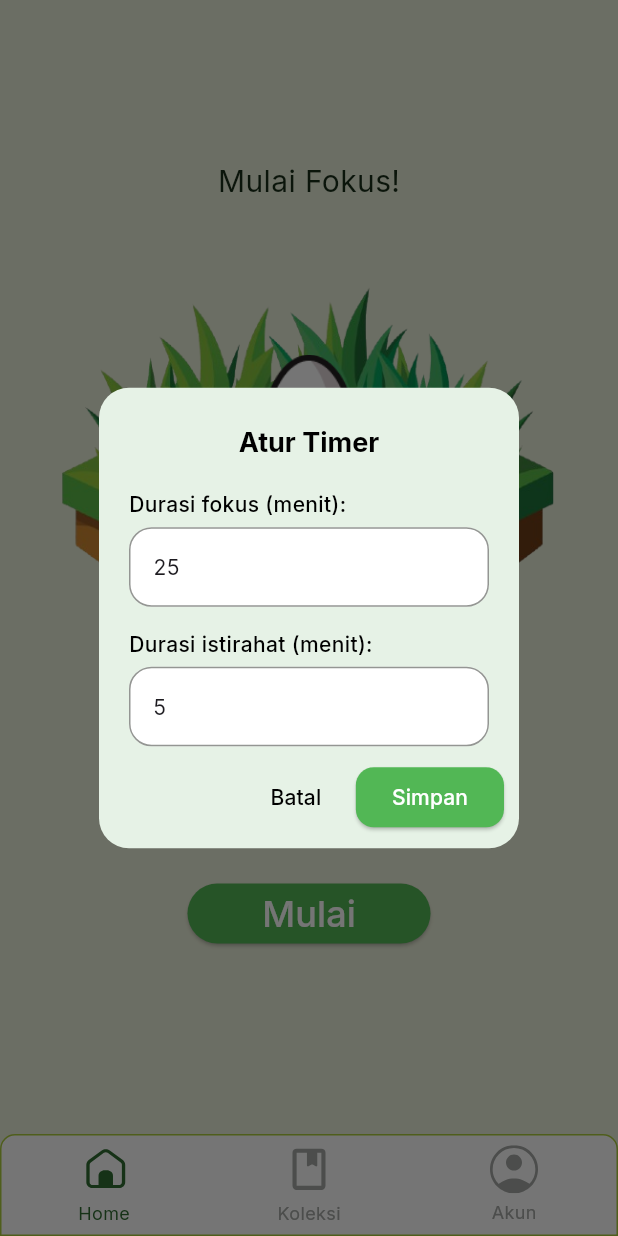
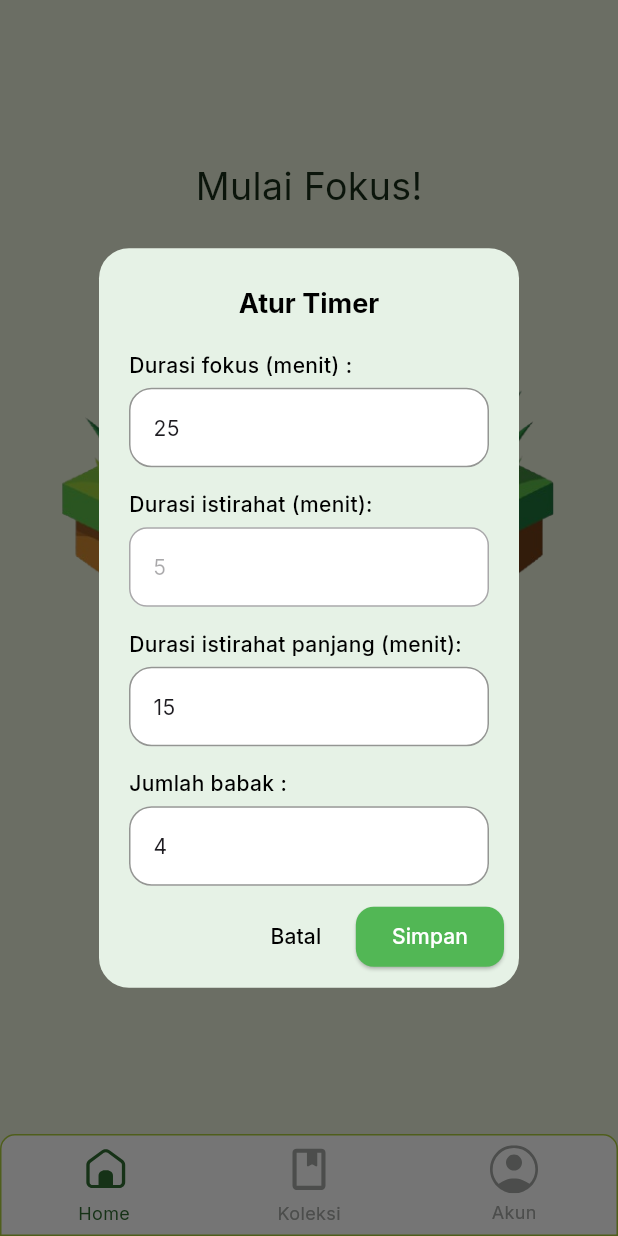
Before and after one commit to fachry372/FokusKu, a Flutter app: the screen it shows once a user with an empty profile is signed in, after a tap on an icon or button, on a phone screen of 412 x 824 dp. Run offline on Flutter 3.47's test engine with Material 3 defaults, Android fonts, the phone set to English and light mode, and no system bars; our stand-ins replace flutter_svg, google_fonts, supabase_flutter; accounts and stored records are empty.

Commit message:
menerapkan timer pomodoro

```diff
--- a/lib/halaman/home.dart
+++ b/lib/halaman/home.dart
@@ -1,6 +1,6 @@
 import 'package:flutter/material.dart';
 import 'package:provider/provider.dart';
-import 'package:fokusku/timer/timer.dart'; // TimerService
+import 'package:fokusku/timer/timer.dart';
 import 'package:fokusku/halaman/sesifokus.dart';
 import 'package:fokusku/tamandantelur/tamantelur.dart';
 import 'package:google_fonts/google_fonts.dart';
@@ -11,13 +11,20 @@ class Home extends StatelessWidget {
   void _showTimerSettingsDialog(BuildContext context) {
     final timerService = Provider.of<TimerService>(context, listen: false);
 
-    // Konsisten: deklarasi controller hanya sekali
+
     final TextEditingController focusController =
         TextEditingController(text: (timerService.focusSeconds ~/ 60).toString());
     final TextEditingController breakController =
         TextEditingController(text: (timerService.breakSeconds ~/ 60).toString());
+    final TextEditingController longBreakController =
+        TextEditingController(text: (timerService.longBreakSeconds ~/ 60).toString());
+    final TextEditingController babakController =
+        TextEditingController(text: timerService.babak.toString());
+
 
     final formKey = GlobalKey<FormState>();
+
+
 
 showDialog(
   context: context,
@@ -25,28 +32,28 @@ showDialog(
     shape: RoundedRectangleBorder(
       borderRadius: BorderRadius.circular(20),
     ),
-    backgroundColor: const Color(0xFFE6F2E6), // hijau muda
+    backgroundColor: const Color(0xFFE6F2E6),
     contentPadding: const EdgeInsets.fromLTRB(20, 20, 20, 10),
     title: Center(
       child: Text(
         "Atur Timer",
         style: GoogleFonts.inter(
           fontWeight: FontWeight.bold,
-          fontSize: 18, // lebih kecil
-          color: Colors.black, // default warna teks
+          fontSize: 18,
+          color: Colors.black,
         ),
       ),
     ),
-    content: Form(
+    content: SingleChildScrollView( child:  Form(
       key: formKey,
       child: Column(
         mainAxisSize: MainAxisSize.min,
         children: [
-          // Fokus Timer
+
           Align(
             alignment: Alignment.centerLeft,
             child: Text(
-              "Durasi fokus (menit):",
+              "Durasi fokus (menit) :",
               style: GoogleFonts.inter(
                 fontSize: 14,
                 fontWeight: FontWeight.w500,
@@ -79,12 +86,12 @@ showDialog(
               }
               final numVal = int.tryParse(value);
               if (numVal == null) return "Harus berupa angka";
-              if (numVal < 1 || numVal > 120) return "Durasi 1 hingga 120 menit";
+              if (numVal < 25 || numVal > 60) return "Durasi 25 hingga 60 menit.";
               return null;
             },
           ),
           const SizedBox(height: 15),
-          // Break Timer
+
           Align(
             alignment: Alignment.centerLeft,
             child: Text(
@@ -102,6 +109,7 @@ showDialog(
             keyboardType: TextInputType.number,
             cursorColor: const Color(0xFF52B755),
             style: GoogleFonts.inter(fontSize: 14),
+            enabled: false,
             decoration: InputDecoration(
               filled: true,
               fillColor: Colors.white,
@@ -121,11 +129,101 @@ showDialog(
               }
               final numVal = int.tryParse(value);
               if (numVal == null) return "Harus berupa angka";
-              if (numVal < 1 || numVal > 120) return "Durasi 1 hingga 120 menit";
+              if (numVal < 1 || numVal > 60) return "Durasi 5 menit.";
               return null;
             },
           ),
+          const SizedBox(height: 15),
+Align(
+  alignment: Alignment.centerLeft,
+  child: Text(
+    "Durasi istirahat panjang (menit):",
+    style: GoogleFonts.inter(
+      fontSize: 14,
+      fontWeight: FontWeight.w500,
+      color: Colors.black,
+    ),
+  ),
+),
+const SizedBox(height: 5),
+TextFormField(
+  controller: longBreakController,
+  keyboardType: TextInputType.number,
+  cursorColor: const Color(0xFF52B755),
+  style: GoogleFonts.inter(fontSize: 14),
+
+  decoration: InputDecoration(
+    filled: true,
+    fillColor: Colors.white,
+    border: OutlineInputBorder(
+      borderRadius: BorderRadius.circular(12),
+    ),
+    enabledBorder: OutlineInputBorder(
+      borderSide: BorderSide(color: Color.fromARGB(255, 148, 150, 147)),
+      borderRadius: BorderRadius.circular(15),
+    ),
+    focusedBorder: OutlineInputBorder(
+      borderSide: BorderSide(color: Color.fromARGB(255, 68, 161, 68)),
+      borderRadius: BorderRadius.circular(15),
+    ),
+    errorMaxLines: 2,
+  ),
+  validator: (value) {
+    if (value == null || value.isEmpty) {
+      return "Durasi istirahat panjang tidak boleh kosong";
+    }
+    final numVal = int.tryParse(value);
+    if (numVal == null) return "Harus berupa angka";
+    if (numVal < 15 || numVal > 30) return "Durasi 15 hingga 30 menit.";
+    return null;
+  },
+),
+const SizedBox(height: 15),
+Align(
+  alignment: Alignment.centerLeft,
+  child: Text(
+    "Jumlah babak :",
+    style: GoogleFonts.inter(
+      fontSize: 14,
+      fontWeight: FontWeight.w500,
+      color: Colors.black,
+    ),
+  ),
+),
+const SizedBox(height: 5),
+TextFormField(
+  controller: babakController,
+  keyboardType: TextInputType.number,
+  cursorColor: const Color(0xFF52B755),
+  style: GoogleFonts.inter(fontSize: 14),
+  decoration: InputDecoration(
+    filled: true,
+    fillColor: Colors.white,
+    border: OutlineInputBorder(
+      borderRadius: BorderRadius.circular(12),
+    ),
+    enabledBorder: OutlineInputBorder(
+      borderSide: BorderSide(color: Color.fromARGB(255, 148, 150, 147)),
+      borderRadius: BorderRadius.circular(15),
+    ),
+    focusedBorder: OutlineInputBorder(
+      borderSide: BorderSide(color: Color.fromARGB(255, 68, 161, 68)),
+      borderRadius: BorderRadius.circular(15),
+    ),
+  ),
+  validator: (value) {
+    if (value == null || value.isEmpty) {
+      return "Jumlah babak tidak boleh kosong";
+    }
+    final numVal = int.tryParse(value);
+    if (numVal == null) return "Harus berupa angka";
+    if (numVal < 1 || numVal > 4) return "Babak 1 hingga 4.";
+    return null;
+  },
+),
+
         ],
+      ),
     ),
     ),
     actionsPadding: const EdgeInsets.only(bottom: 10, right: 10),
@@ -146,13 +244,20 @@ showDialog(
     if (formKey.currentState!.validate()) {
       int newFocus = int.parse(focusController.text);
       int newBreak = int.parse(breakController.text);
+      int newLongBreak = int.parse(longBreakController.text);
+      int newRounds = int.parse(babakController.text);
+
       timerService.updateTimers(
         focusMinutes: newFocus,
         breakMinutes: newBreak,
+        longBreakMinutes: newLongBreak,
+        babakCount: newRounds,
       );
-            Navigator.pop(context); // tutup dialog utama
+
+      Navigator.pop(context);
     }
   },
+
         style: ElevatedButton.styleFrom(
           backgroundColor: const Color(0xFF52B755),
           shape: RoundedRectangleBorder(
@@ -191,14 +296,15 @@ showDialog(
                 Text(
                   "Mulai Fokus!",
                   style: GoogleFonts.inter(
-                    fontSize: 20,
+                    fontSize: 25,
                     color: Color(0xff182E19),
+
                   ),
                 ),
                 const SizedBox(height: 40),
                 const Center(child: Tamantelur()),
                 const SizedBox(height: 0),
-                // Tampilan timer fokus dan break
+
                 GestureDetector(
                   onTap: () => _showTimerSettingsDialog(context),
                   child: Column(
@@ -207,7 +313,7 @@ showDialog(
                         timerService.initialFocusTime,
                         style: GoogleFonts.roboto(
                           fontSize: 70,
-                          fontWeight: FontWeight.w300,
+                          fontWeight: FontWeight.w400,
                           height: 0.8,
                         ),
                       ),
@@ -227,6 +333,7 @@ showDialog(
                 ElevatedButton(
                   onPressed: () {
                     timerService.reset();
+                    timerService.startPomodoro();
                     Navigator.push(
                       context,
                       MaterialPageRoute(
--- a/lib/register.dart
+++ b/lib/register.dart
@@ -301,7 +301,7 @@ class _RegisterScreenState extends State<Register> {
             alignment: Alignment.centerLeft,
             child: Padding(
               padding: const EdgeInsets.only(left: 43.0),
-              child: Text("Konfirmasi Kata sandi :",style: GoogleFonts.inter(fontSize: 18),textAlign: TextAlign.left,),
+              child: Text("Konfirmasi kata sandi :",style: GoogleFonts.inter(fontSize: 18),textAlign: TextAlign.left,),
             ),
 
           ),
--- a/lib/resetpassword.dart
+++ b/lib/resetpassword.dart
@@ -114,7 +114,7 @@ class _ResetpasswordScreenState extends State<Resetpassword> {
           ),
 
           const SizedBox(height: 42.0),
-          Text("Reset Kata Sandi",style: GoogleFonts.inter(fontSize: 32,fontWeight: FontWeight.bold),),
+          Text("Reset kata sandi",style: GoogleFonts.inter(fontSize: 32,fontWeight: FontWeight.bold),),
 
           const SizedBox(height: 42.0),
 
@@ -184,7 +184,7 @@ class _ResetpasswordScreenState extends State<Resetpassword> {
             alignment: Alignment.centerLeft,
             child: Padding(
               padding: const EdgeInsets.only(left: 43.0),
-              child: Text("Konfirmasi Kata sandi :",style: GoogleFonts.inter(fontSize: 18),textAlign: TextAlign.left,),
+              child: Text("Konfirmasi kata sandi :",style: GoogleFonts.inter(fontSize: 18),textAlign: TextAlign.left,),
             ),
 
           ),
--- a/lib/timer/timer.dart
+++ b/lib/timer/timer.dart
@@ -1,15 +1,40 @@
 import 'dart:async';
 import 'package:flutter/material.dart';
+
+
 
 class TimerService extends ChangeNotifier {
   int _remainingSeconds = 0;
   Timer? _timer;
 
-  // Durasi fokus & break
-  int focusSeconds = 1500; // default 25 menit
-  int breakSeconds = 300;  // default 5 menit
+  int focusSeconds = 1500;
+  int breakSeconds = 300;
+  int longBreakSeconds = 900;
+  int babak = 4;
+
+  bool isFocus = true;
+
+  int step = 1;
 
   int get seconds => _remainingSeconds;
+
+  String get currentSessionLabel {
+  return isFocus ? "Waktu Fokus" : "Waktu Istirahat";
+}
+
+String get nextSessionLabel {
+  if (step < babak * 2 - 1) {
+    if (isFocus) {
+      return "Selanjutnya: Istirahat pendek";
+    } else {
+      return "Selanjutnya: Waktu fokus";
+    }
+  } else if (step == babak * 2 - 1) {
+    return "Selanjutnya: Istirahat panjang";
+  } else {
+    return "Selesai semua babak";
+  }
+}
 
   String get formattedTime {
     final m = _remainingSeconds ~/ 60;
@@ -17,37 +42,67 @@ class TimerService extends ChangeNotifier {
     return "${m.toString().padLeft(2, '0')}:${s.toString().padLeft(2, '0')}";
   }
 
-    // Format timer untuk Home: selalu durasi awal fokus
   String get initialFocusTime {
     final m = focusSeconds ~/ 60;
-    final s = focusSeconds % 60;
-    return "${m.toString().padLeft(2,'0')}:${s.toString().padLeft(2,'0')}";
+    return "${m.toString().padLeft(2,'0')}:00";
   }
 
-  /// START TIMER UTAMA
-  void startMainTimer() {
+
+
+  void startPomodoro() {
+    step = 1;
+    startNextStep();
+  }
+
+  void startNextStep() {
+
+    if (step <= babak * 2 - 1) {
+      if (step % 2 == 1) {
+        startFocus();
+      } else {
+        startShortBreak();
+      }
+    }
+
+    else {
+      startLongBreak();
+    }
+  }
+
+  void startFocus() {
+    isFocus = true;
     start(
       seconds: focusSeconds,
       onFinished: () {
-        // ketika selesai → mulai break
-        startBreakTimer();
+        step++;
+        startNextStep();
       },
     );
   }
 
-  /// START TIMER BREAK
-  void startBreakTimer() {
+  void startShortBreak() {
+    isFocus = false;
     start(
       seconds: breakSeconds,
       onFinished: () {
-        // selesai break → bisa diisi logika lain
+        step++;
+        startNextStep();
       },
     );
   }
 
-  void start({int? seconds, VoidCallback? onFinished}) {
-    if (seconds != null) _remainingSeconds = seconds;
+  void startLongBreak() {
+    isFocus = false;
+    start(
+      seconds: longBreakSeconds,
+      onFinished: () {
+        stop();
+      },
+    );
+  }
 
+  void start({required int seconds, VoidCallback? onFinished}) {
+    _remainingSeconds = seconds;
     _timer?.cancel();
 
     _timer = Timer.periodic(const Duration(seconds: 1), (t) {
@@ -59,6 +114,8 @@ class TimerService extends ChangeNotifier {
         if (onFinished != null) onFinished();
       }
     });
+
+    notifyListeners();
   }
 
   void stop() {
@@ -72,18 +129,21 @@ class TimerService extends ChangeNotifier {
     notifyListeners();
   }
 
- /// UPDATE DURASI FOKUS & BREAK
-void updateTimers({required int focusMinutes, required int breakMinutes}) {
-  // batasi maksimum 120 menit
-  focusMinutes = focusMinutes.clamp(1, 120);
-  breakMinutes = breakMinutes.clamp(1, 120);
 
-  focusSeconds = focusMinutes * 60;
-  breakSeconds = breakMinutes * 60;
+  void updateTimers({
+    required int focusMinutes,
+    required int breakMinutes,
+    required int longBreakMinutes,
+    required int babakCount,
+  }) {
+    focusSeconds = focusMinutes * 60;
+    breakSeconds = breakMinutes * 60;
+    longBreakSeconds = longBreakMinutes * 60;
+    babak = babakCount;
 
-  // Reset timer utama ke durasi baru
-  reset();
-}
+    reset();
+  }
+
   @override
   void dispose() {
     _timer?.cancel();
```
Also changed, not shown: lib/halaman/sesifokus.dart (+52 -14 lines), lib/tamandantelur/tamandantelurfokus.dart (+26 -6 lines), lib/tamandantelur/tamanteluristirahat.dart (added, +33 -0 lines), assets/images/istirahat.png (added), 1 other file. Lines whose indentation alone changed are shown as unchanged.
